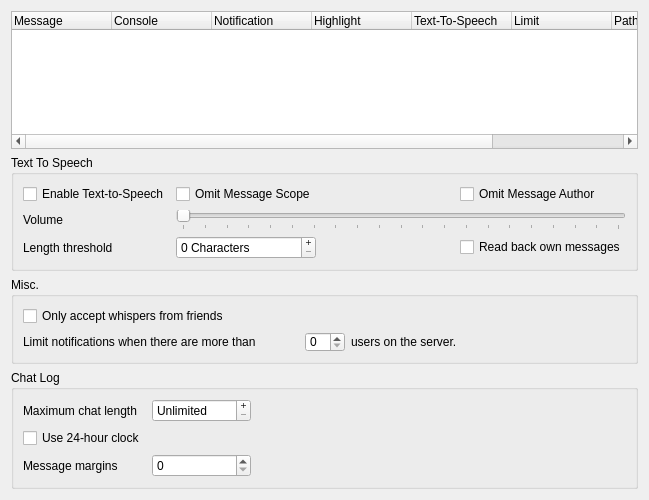
Before: the Qt Designer form src/mumble/Log.ui in BombJovi/mumble, drawn with Qt 5.
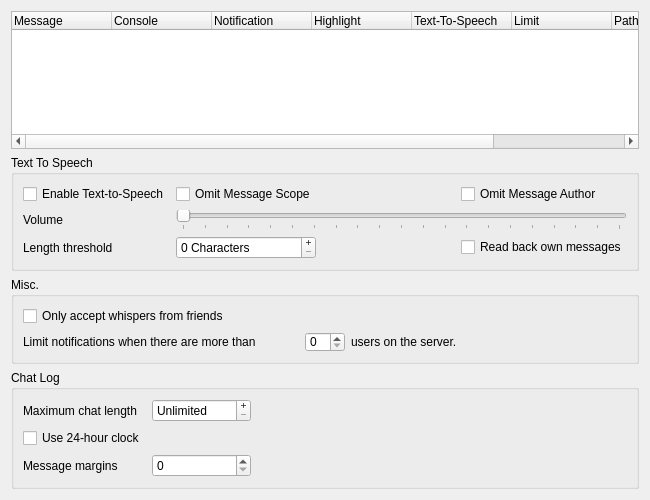
After: the same form once the commit is applied.

Commit message:
FEAT(client): Added option to enable TTS in Settings
Increased the Log.ui window width to 650 pixels. Added qcbEnableTTS checkbox in the settings menu - checking it enables TTS. It also mirrors the TTS checkable box found in the configure drop down on the MainWindow. Formatted my code to be compatible with clang 10 (I hope I did that correctly).

Closes #5561

```diff
--- a/src/mumble/Log.ui
+++ b/src/mumble/Log.ui
@@ -6,7 +6,7 @@
    <rect>
     <x>0</x>
     <y>0</y>
-    <width>649</width>
+    <width>650</width>
     <height>500</height>
    </rect>
   </property>
```
